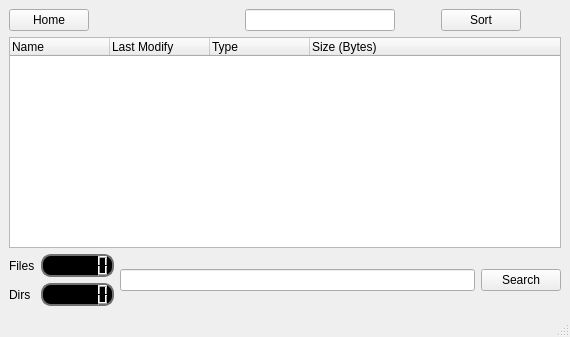
First picture: the form in primerProyecto/main/main.ui, repository Hector290601/EDA2, before the edit.
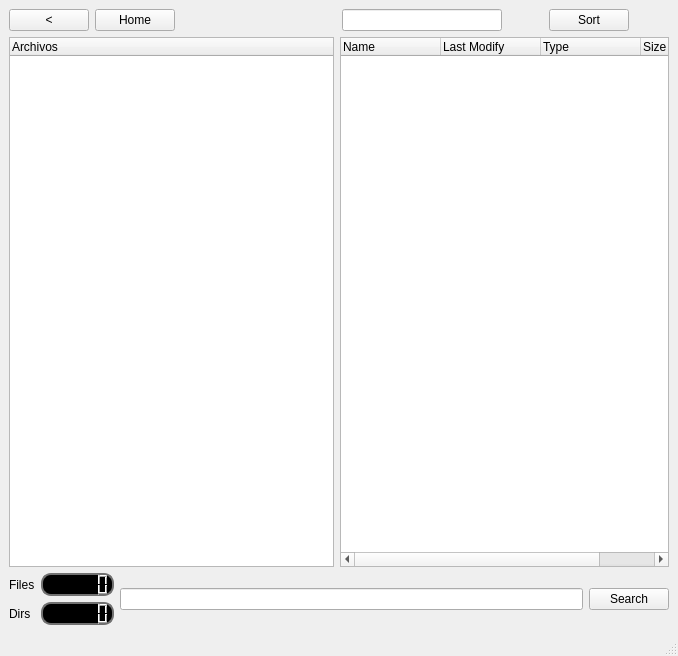
Second picture: the form after the edit.

What changed in the file:
```diff
--- a/primerProyecto/main/main.ui
+++ b/primerProyecto/main/main.ui
@@ -6,8 +6,8 @@
    <rect>
     <x>0</x>
     <y>0</y>
-    <width>570</width>
-    <height>337</height>
+    <width>678</width>
+    <height>656</height>
    </rect>
   </property>
   <property name="windowTitle">
@@ -21,13 +21,20 @@
        <layout class="QGridLayout" name="navBarLayout">
         <item row="0" column="0">
          <layout class="QGridLayout" name="buttonsLeft">
-          <item row="0" column="0">
+          <item row="0" column="1">
            <widget class="QPushButton" name="homeButton">
             <property name="text">
              <string>Home</string>
             </property>
            </widget>
           </item>
+          <item row="0" column="0">
+           <widget class="QPushButton" name="backButton">
+            <property name="text">
+             <string>&lt;</string>
+            </property>
+           </widget>
+          </item>
          </layout>
         </item>
         <item row="0" column="2">
@@ -91,6 +98,27 @@
       <item row="1" column="0">
        <layout class="QGridLayout" name="gridLayout_2">
         <item row="0" column="0">
+         <widget class="QTreeWidget" name="treeWidgetDirs">
+          <property name="minimumSize">
+           <size>
+            <width>325</width>
+            <height>0</height>
+           </size>
+          </property>
+          <property name="maximumSize">
+           <size>
+            <width>325</width>
+            <height>16777215</height>
+           </size>
+          </property>
+          <column>
+           <property name="text">
+            <string>Archivos</string>
+           </property>
+          </column>
+         </widget>
+        </item>
+        <item row="0" column="1">
          <widget class="QTreeWidget" name="treeWidgetView">
           <column>
            <property name="text">
```
Left out of the diff: 6 changed lines with no effect on the pictures.
